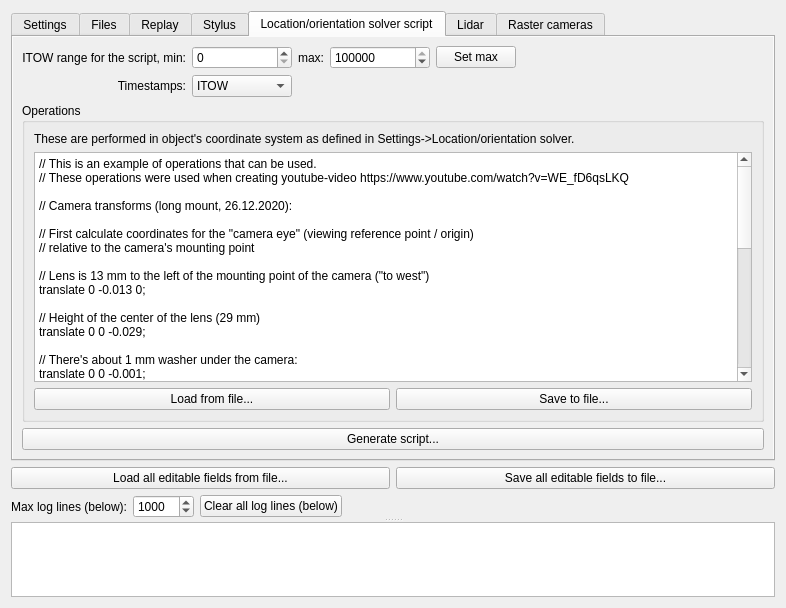
Before: the Qt Designer form PostProcessing/postprocessingform.ui in GNSS-Stylist/GNSS-Stylus, drawn with Qt 5.
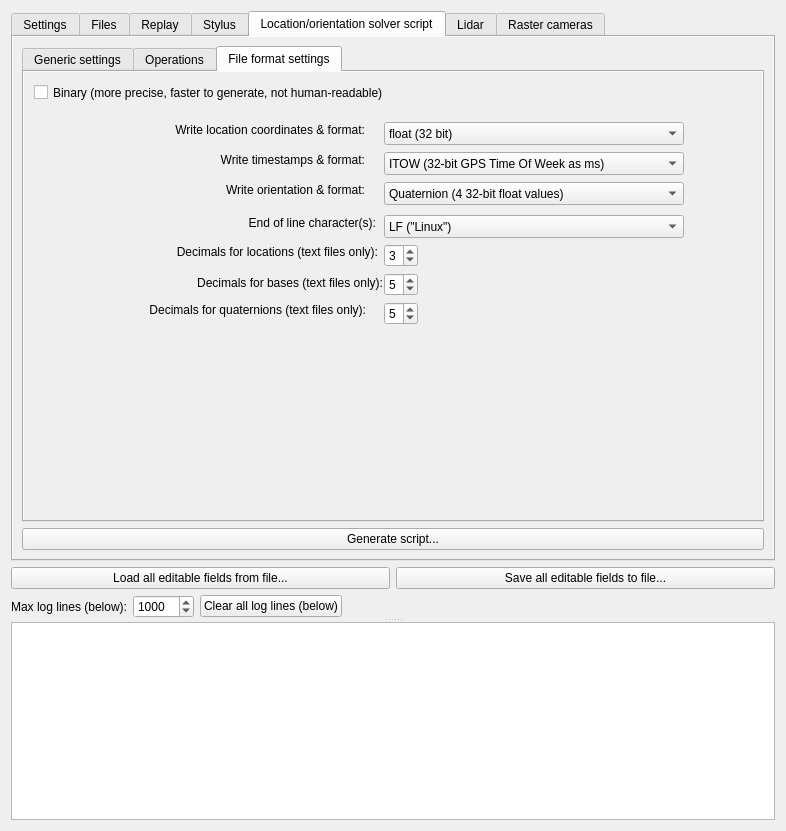
After: the same form once the commit is applied. The open tabs and pages were chosen to show the change.

Commit message:
Modify LOScriptGenerator to generate PLY-based files
This makes it possible to inspect tracks (locations) in programs like
MeshLab (after changing the file extension to ply). Also added some
options to adjust which values are written to the file and how (ASCII/
binary/precision etc.).

The edit to the form file:
```diff
--- a/PostProcessing/postprocessingform.ui
+++ b/PostProcessing/postprocessingform.ui
@@ -7,7 +7,7 @@
     <x>0</x>
     <y>0</y>
     <width>786</width>
-    <height>608</height>
+    <height>831</height>
    </rect>
   </property>
   <property name="windowTitle">
@@ -2418,11 +2418,50 @@
           <attribute name="title">
            <string>Location/orientation solver script</string>
           </attribute>
-          <layout class="QVBoxLayout" name="verticalLayout_5">
+          <layout class="QVBoxLayout" name="verticalLayout_6">
            <item>
-            <layout class="QGridLayout" name="gridLayout_LOSolver_TimeSettings">
-             <item row="0" column="0">
-              <widget class="QLabel" name="label_LOSolver_Movie_ITOWRange_Points_Min">
+            <widget class="QTabWidget" name="tabWidget">
+             <property name="autoFillBackground">
+              <bool>true</bool>
+             </property>
+             <property name="currentIndex">
+              <number>2</number>
+             </property>
+             <widget class="QWidget" name="tab_LOScript_Generic">
+              <property name="autoFillBackground">
+               <bool>true</bool>
+              </property>
+              <attribute name="title">
+               <string>Generic settings</string>
+              </attribute>
+              <widget class="QSpinBox" name="spinBox_LOSolver_Script_ITOW_Range_Min">
+               <property name="geometry">
+                <rect>
+                 <x>200</x>
+                 <y>10</y>
+                 <width>100</width>
+                 <height>23</height>
+                </rect>
+               </property>
+               <property name="minimumSize">
+                <size>
+                 <width>100</width>
+                 <height>0</height>
+                </size>
+               </property>
+               <property name="maximum">
+                <number>604800000</number>
+               </property>
+              </widget>
+              <widget class="QLabel" name="label_LOSolver_Script_ITOWRange_Points_Min">
+               <property name="geometry">
+                <rect>
+                 <x>15</x>
+                 <y>10</y>
+                 <width>179</width>
+                 <height>16</height>
+                </rect>
+               </property>
                <property name="text">
                 <string>ITOW range for the script, min:</string>
                </property>
@@ -2430,9 +2469,28 @@
                 <set>Qt::AlignRight|Qt::AlignTrailing|Qt::AlignVCenter</set>
                </property>
               </widget>
-             </item>
-             <item row="0" column="1">
-              <widget class="QSpinBox" name="spinBox_LOSolver_Movie_ITOW_Script_Min">
+              <widget class="QPushButton" name="pushButton_LOSolver_Script_ITOW_Script_Max_Maximize">
+               <property name="geometry">
+                <rect>
+                 <x>310</x>
+                 <y>40</y>
+                 <width>80</width>
+                 <height>23</height>
+                </rect>
+               </property>
+               <property name="text">
+                <string>Set max</string>
+               </property>
+              </widget>
+              <widget class="QSpinBox" name="spinBox_LOSolver_Script_ITOW_Range_Max">
+               <property name="geometry">
+                <rect>
+                 <x>204</x>
+                 <y>40</y>
+                 <width>100</width>
+                 <height>23</height>
+                </rect>
+               </property>
                <property name="minimumSize">
                 <size>
                  <width>100</width>
@@ -2443,9 +2501,15 @@
                 <number>604800000</number>
                </property>
               </widget>
-             </item>
-             <item row="0" column="2">
-              <widget class="QLabel" name="label_LOSolver_Movie_ITOWRange_Points_Max">
+              <widget class="QLabel" name="label_LOSolver_Script_ITOWRange_Points_Max">
+               <property name="geometry">
+                <rect>
+                 <x>170</x>
+                 <y>40</y>
+                 <width>28</width>
+                 <height>16</height>
+                </rect>
+               </property>
                <property name="text">
                 <string>max:</string>
                </property>
@@ -2453,101 +2517,32 @@
                 <set>Qt::AlignRight|Qt::AlignTrailing|Qt::AlignVCenter</set>
                </property>
               </widget>
-             </item>
-             <item row="0" column="3">
-              <widget class="QSpinBox" name="spinBox_LOSolver_Movie_ITOW_Script_Max">
-               <property name="minimumSize">
-                <size>
-                 <width>100</width>
-                 <height>0</height>
-                </size>
-               </property>
-               <property name="maximum">
-                <number>604800000</number>
-               </property>
-               <property name="value">
-                <number>604800000</number>
-               </property>
-              </widget>
-             </item>
-             <item row="0" column="4">
-              <widget class="QPushButton" name="pushButton_LOSolver_Movie_ITOW_Script_Max_Maximize">
-               <property name="text">
-                <string>Set max</string>
-               </property>
-              </widget>
-             </item>
-             <item row="0" column="5">
-              <spacer name="horizontalSpacer_LOSolver_TimeSettings">
-               <property name="orientation">
-                <enum>Qt::Horizontal</enum>
-               </property>
-               <property name="sizeHint" stdset="0">
-                <size>
-                 <width>40</width>
-                 <height>20</height>
-                </size>
-               </property>
-              </spacer>
-             </item>
-             <item row="1" column="0">
-              <widget class="QLabel" name="label_LOSolver_Movie_TimeStampType">
-               <property name="text">
-                <string>Timestamps:</string>
-               </property>
-               <property name="alignment">
-                <set>Qt::AlignRight|Qt::AlignTrailing|Qt::AlignVCenter</set>
-               </property>
-              </widget>
-             </item>
-             <item row="1" column="1">
-              <widget class="QComboBox" name="comboBox_LOSolver_Movie_TimeStamps">
-               <property name="maximumSize">
-                <size>
-                 <width>200</width>
-                 <height>16777215</height>
-                </size>
-               </property>
-               <property name="currentIndex">
-                <number>0</number>
-               </property>
+             </widget>
+             <widget class="QWidget" name="tab_LOScript_Operations">
+              <property name="autoFillBackground">
+               <bool>true</bool>
+              </property>
+              <attribute name="title">
+               <string>Operations</string>
+              </attribute>
+              <layout class="QVBoxLayout" name="verticalLayout_5">
                <item>
-                <property name="text">
-                 <string>ITOW</string>
-                </property>
+                <widget class="QLabel" name="label_LOSolver_OperationsDescription">
+                 <property name="text">
+                  <string>&lt;html&gt;&lt;head/&gt;&lt;body&gt;&lt;p&gt;These are performed in object's coordinate system as defined in Settings-&amp;gt;Location/orientation solver.&lt;/p&gt;&lt;/body&gt;&lt;/html&gt;</string>
+                 </property>
+                 <property name="wordWrap">
+                  <bool>true</bool>
+                 </property>
+                </widget>
                </item>
                <item>
-                <property name="text">
-                 <string>Uptime</string>
-                </property>
-               </item>
-              </widget>
-             </item>
-            </layout>
-           </item>
-           <item>
-            <widget class="QGroupBox" name="groupBox_LOSolver_Operations">
-             <property name="title">
-              <string>Operations</string>
-             </property>
-             <layout class="QVBoxLayout" name="verticalLayout_6">
-              <item>
-               <widget class="QLabel" name="label_LOSolver_OperationsDescription">
-                <property name="text">
-                 <string>&lt;html&gt;&lt;head/&gt;&lt;body&gt;&lt;p&gt;These are performed in object's coordinate system as defined in Settings-&amp;gt;Location/orientation solver.&lt;/p&gt;&lt;/body&gt;&lt;/html&gt;</string>
-                </property>
-                <property name="wordWrap">
-                 <bool>true</bool>
-                </property>
-               </widget>
-              </item>
-              <item>
-               <widget class="QPlainTextEdit" name="plainTextEdit_LOSolver_TransformMatrixScript">
-                <property name="toolTip">
-                 <string>Press Shift-F1 for help</string>
-                </property>
-                <property name="whatsThis">
-                 <string>&lt;html&gt;&lt;head/&gt;&lt;body&gt;&lt;p&gt;These operations are matrix translations/transforms generated using several commands. All operations are &amp;quot;chained&amp;quot; using matrix multiplication.&lt;/p&gt;&lt;p&gt;Each operation must end in &amp;quot;;&amp;quot;-character. Comments can be added using &amp;quot;//&amp;quot;-characters (rest of the line is interpreted as comment). Commands and arguments are case-insensitive.&lt;/p&gt;&lt;p&gt;Available commands: &lt;/p&gt;
+                <widget class="QPlainTextEdit" name="plainTextEdit_LOSolver_TransformMatrixScript">
+                 <property name="toolTip">
+                  <string>Press Shift-F1 for help</string>
+                 </property>
+                 <property name="whatsThis">
+                  <string>&lt;html&gt;&lt;head/&gt;&lt;body&gt;&lt;p&gt;These operations are matrix translations/transforms generated using several commands. All operations are &amp;quot;chained&amp;quot; using matrix multiplication.&lt;/p&gt;&lt;p&gt;Each operation must end in &amp;quot;;&amp;quot;-character. Comments can be added using &amp;quot;//&amp;quot;-characters (rest of the line is interpreted as comment). Commands and arguments are case-insensitive.&lt;/p&gt;&lt;p&gt;Available commands: &lt;/p&gt;
 &lt;ul&gt;
 	&lt;li&gt;rotate &amp;lt;axis&amp;gt; &amp;lt;amount&amp;gt;  &amp;lt;unit&amp;gt;
 	&lt;br&gt;Where: 
@@ -2644,28 +2639,358 @@
 	0	1	0	0
 	0	0	1	0;
 </string>
+                 </property>
+                </widget>
+               </item>
+               <item>
+                <layout class="QHBoxLayout" name="horizontalLayout_LOSolver_Operations_LoadSave">
+                 <item>
+                  <widget class="QPushButton" name="pushButton_LoSolver_Operations_Load">
+                   <property name="text">
+                    <string>Load from file...</string>
+                   </property>
+                  </widget>
+                 </item>
+                 <item>
+                  <widget class="QPushButton" name="pushButton_LOSolver_Operations_Save">
+                   <property name="text">
+                    <string>Save to file...</string>
+                   </property>
+                  </widget>
+                 </item>
+                </layout>
+               </item>
+              </layout>
+             </widget>
+             <widget class="QWidget" name="tab_LOScript_FileFormat">
+              <property name="autoFillBackground">
+               <bool>true</bool>
+              </property>
+              <attribute name="title">
+               <string>File format settings</string>
+              </attribute>
+              <widget class="QSpinBox" name="spinBox_LOSolver_Script_FileFormat_Decimals_Bases">
+               <property name="geometry">
+                <rect>
+                 <x>360</x>
+                 <y>201</y>
+                 <width>34</width>
+                 <height>23</height>
+                </rect>
+               </property>
+               <property name="minimum">
+                <number>1</number>
+               </property>
+               <property name="maximum">
+                <number>6</number>
+               </property>
+               <property name="value">
+                <number>5</number>
+               </property>
+              </widget>
+              <widget class="QComboBox" name="comboBox_LOSolver_Script_FileFormat_EOLCharacters">
+               <property name="geometry">
+                <rect>
+                 <x>360</x>
+                 <y>143</y>
+                 <width>300</width>
+                 <height>23</height>
+                </rect>
+               </property>
+               <property name="minimumSize">
+                <size>
+                 <width>300</width>
+                 <height>0</height>
+                </size>
+               </property>
+               <property name="currentIndex">
+                <number>1</number>
+               </property>
+               <item>
+                <property name="text">
+                 <string>CR (PLY-standard(?), meshlab doesn't support)</string>
                 </property>
-               </widget>
-              </item>
-              <item>
-               <layout class="QHBoxLayout" name="horizontalLayout_LOSolver_Operations_LoadSave">
-                <item>
-                 <widget class="QPushButton" name="pushButton_LoSolver_Operations_Load">
-                  <property name="text">
-                   <string>Load from file...</string>
-                  </property>
-                 </widget>
-                </item>
-                <item>
-                 <widget class="QPushButton" name="pushButton_LOSolver_Operations_Save">
-                  <property name="text">
-                   <string>Save to file...</string>
-                  </property>
-                 </widget>
-                </item>
-               </layout>
-              </item>
-             </layout>
+               </item>
+               <item>
+                <property name="text">
+                 <string>LF (&quot;Linux&quot;)</string>
+                </property>
+               </item>
+               <item>
+                <property name="text">
+                 <string>CR+LF (&quot;Windows&quot;)</string>
+                </property>
+               </item>
+              </widget>
+              <widget class="QLabel" name="label_LOSolver_Script_FileFormat_TimeStampsFormat">
+               <property name="geometry">
+                <rect>
+                 <x>30</x>
+                 <y>80</y>
+                 <width>311</width>
+                 <height>16</height>
+                </rect>
+               </property>
+               <property name="text">
+                <string>Write timestamps &amp; format:</string>
+               </property>
+               <property name="alignment">
+                <set>Qt::AlignRight|Qt::AlignTrailing|Qt::AlignVCenter</set>
+               </property>
+              </widget>
+              <widget class="QLabel" name="label_LOSolver_Script_FileFormat_EOLCharacters">
+               <property name="geometry">
+                <rect>
+                 <x>31</x>
+                 <y>143</y>
+                 <width>321</width>
+                 <height>16</height>
+                </rect>
+               </property>
+               <property name="text">
+                <string>End of line character(s):</string>
+               </property>
+               <property name="alignment">
+                <set>Qt::AlignRight|Qt::AlignTrailing|Qt::AlignVCenter</set>
+               </property>
+              </widget>
+              <widget class="QComboBox" name="comboBox_LOSolver_Script_FileFormat_TimeStampsFormat">
+               <property name="geometry">
+                <rect>
+                 <x>360</x>
+                 <y>80</y>
+                 <width>300</width>
+                 <height>23</height>
+                </rect>
+               </property>
+               <property name="minimumSize">
+                <size>
+                 <width>300</width>
+                 <height>0</height>
+                </size>
+               </property>
+               <property name="currentIndex">
+                <number>1</number>
+               </property>
+               <item>
+                <property name="text">
+                 <string>None (don't write timestamps)</string>
+                </property>
+               </item>
+               <item>
+                <property name="text">
+                 <string>ITOW (32-bit GPS Time Of Week as ms)</string>
+                </property>
+               </item>
+               <item>
+                <property name="text">
+                 <string>Uptime (32-bit uptime from the logs)</string>
+                </property>
+               </item>
+              </widget>
+              <widget class="QLabel" name="label_LOSOlver_Script_FileFormat_Decimals_Bases">
+               <property name="geometry">
+                <rect>
+                 <x>8</x>
+                 <y>201</y>
+                 <width>351</width>
+                 <height>20</height>
+                </rect>
+               </property>
+               <property name="text">
+                <string>Decimals for bases (text files only):</string>
+               </property>
+               <property name="alignment">
+                <set>Qt::AlignRight|Qt::AlignTrailing|Qt::AlignVCenter</set>
+               </property>
+              </widget>
+              <widget class="QLabel" name="label_LOSolver_Script_FileFormat_Decimals_Quaternion">
+               <property name="geometry">
+                <rect>
+                 <x>31</x>
+                 <y>230</y>
+                 <width>311</width>
+                 <height>16</height>
+                </rect>
+               </property>
+               <property name="text">
+                <string>Decimals for quaternions (text files only):</string>
+               </property>
+               <property name="alignment">
+                <set>Qt::AlignRight|Qt::AlignTrailing|Qt::AlignVCenter</set>
+               </property>
+              </widget>
+              <widget class="QLabel" name="label_LOSolver_Script_FileFormat_LocationCoordsFormat">
+               <property name="geometry">
+                <rect>
+                 <x>30</x>
+                 <y>50</y>
+                 <width>311</width>
+                 <height>16</height>
+                </rect>
+               </property>
+               <property name="text">
+                <string>Write location coordinates &amp; format:</string>
+               </property>
+               <property name="alignment">
+                <set>Qt::AlignRight|Qt::AlignTrailing|Qt::AlignVCenter</set>
+               </property>
+              </widget>
+              <widget class="QSpinBox" name="spinBox_LOSolver_Script_FileFormat_Decimals_Locations">
+               <property name="geometry">
+                <rect>
+                 <x>360</x>
+                 <y>172</y>
+                 <width>34</width>
+                 <height>23</height>
+                </rect>
+               </property>
+               <property name="minimum">
+                <number>1</number>
+               </property>
+               <property name="maximum">
+                <number>6</number>
+               </property>
+               <property name="value">
+                <number>3</number>
+               </property>
+              </widget>
+              <widget class="QLabel" name="label_LOSolver_Script_FileFormat_Decimals_Locations">
+               <property name="geometry">
+                <rect>
+                 <x>31</x>
+                 <y>172</y>
+                 <width>323</width>
+                 <height>16</height>
+                </rect>
+               </property>
+               <property name="text">
+                <string>Decimals for locations (text files only):</string>
+               </property>
+               <property name="alignment">
+                <set>Qt::AlignRight|Qt::AlignTrailing|Qt::AlignVCenter</set>
+               </property>
+              </widget>
+              <widget class="QCheckBox" name="checkBox_LOSolver_Script_FileFormat_Binary">
+               <property name="geometry">
+                <rect>
+                 <x>10</x>
+                 <y>10</y>
+                 <width>644</width>
+                 <height>21</height>
+                </rect>
+               </property>
+               <property name="toolTip">
+                <string>&lt;html&gt;&lt;head/&gt;&lt;body&gt;&lt;p&gt;Normal lengths can be utilized in MeshLab&lt;/p&gt;&lt;/body&gt;&lt;/html&gt;</string>
+               </property>
+               <property name="text">
+                <string>Binary (more precise, faster to generate, not human-readable)</string>
+               </property>
+              </widget>
+              <widget class="QLabel" name="label_LOSolver_Script_FileFormat_OrientationFormat">
+               <property name="geometry">
+                <rect>
+                 <x>30</x>
+                 <y>110</y>
+                 <width>311</width>
+                 <height>16</height>
+                </rect>
+               </property>
+               <property name="text">
+                <string>Write orientation &amp; format:</string>
+               </property>
+               <property name="alignment">
+                <set>Qt::AlignRight|Qt::AlignTrailing|Qt::AlignVCenter</set>
+               </property>
+              </widget>
+              <widget class="QSpinBox" name="spinBox_LOSolver_Script_FileFormat_Decimals_Quaternion">
+               <property name="geometry">
+                <rect>
+                 <x>360</x>
+                 <y>230</y>
+                 <width>34</width>
+                 <height>23</height>
+                </rect>
+               </property>
+               <property name="minimum">
+                <number>2</number>
+               </property>
+               <property name="maximum">
+                <number>6</number>
+               </property>
+               <property name="value">
+                <number>5</number>
+               </property>
+              </widget>
+              <widget class="QComboBox" name="comboBox_LOSolver_Script_FileFormat_OrientationFormat">
+               <property name="geometry">
+                <rect>
+                 <x>360</x>
+                 <y>110</y>
+                 <width>300</width>
+                 <height>23</height>
+                </rect>
+               </property>
+               <property name="minimumSize">
+                <size>
+                 <width>300</width>
+                 <height>0</height>
+                </size>
+               </property>
+               <property name="currentIndex">
+                <number>2</number>
+               </property>
+               <item>
+                <property name="text">
+                 <string>None (don't write orientation)</string>
+                </property>
+               </item>
+               <item>
+                <property name="text">
+                 <string>Basis (3*3 32-bit float values)</string>
+                </property>
+               </item>
+               <item>
+                <property name="text">
+                 <string>Quaternion (4 32-bit float values)</string>
+                </property>
+               </item>
+              </widget>
+              <widget class="QComboBox" name="comboBox_LOSolver_Script_FileFormat_LocationCoordsFormat">
+               <property name="geometry">
+                <rect>
+                 <x>360</x>
+                 <y>50</y>
+                 <width>300</width>
+                 <height>23</height>
+                </rect>
+               </property>
+               <property name="minimumSize">
+                <size>
+                 <width>300</width>
+                 <height>0</height>
+                </size>
+               </property>
+               <property name="currentIndex">
+                <number>1</number>
+               </property>
+               <item>
+                <property name="text">
+                 <string>None (don't write coords)</string>
+                </property>
+               </item>
+               <item>
+                <property name="text">
+                 <string>float (32 bit)</string>
+                </property>
+               </item>
+               <item>
+                <property name="text">
+                 <string>double (64 bit)</string>
+                </property>
+               </item>
+              </widget>
+             </widget>
             </widget>
            </item>
            <item>
```
Left out of the diff: 19 changed lines with no effect on the pictures. The commit also changes 4 other files.
